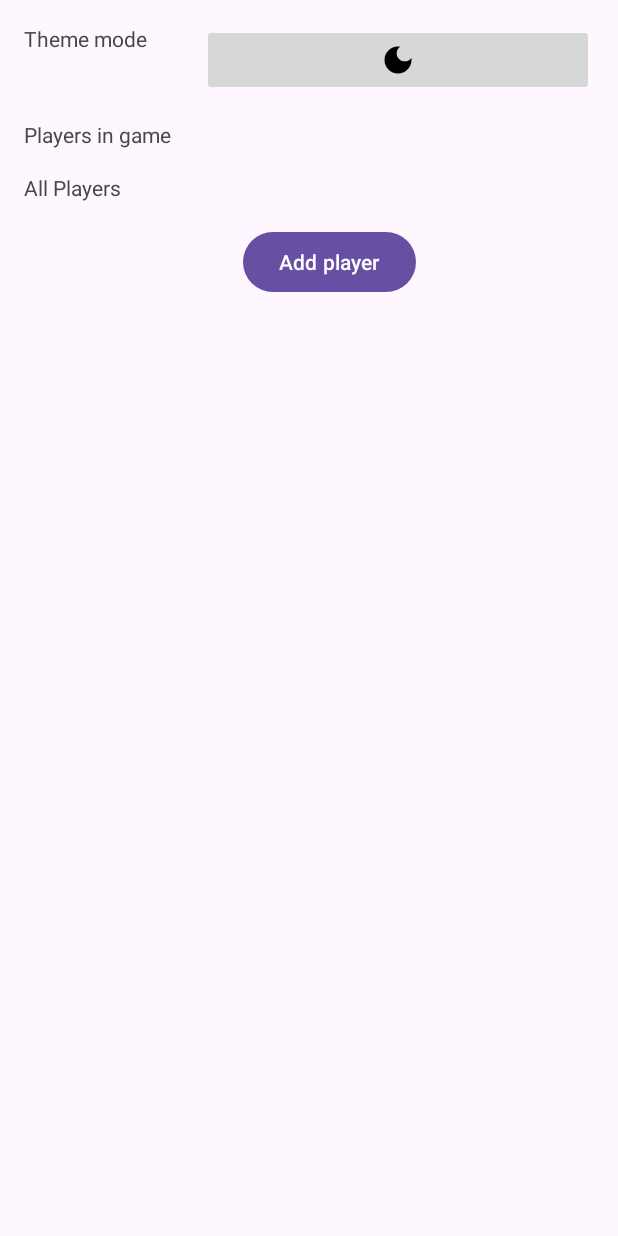
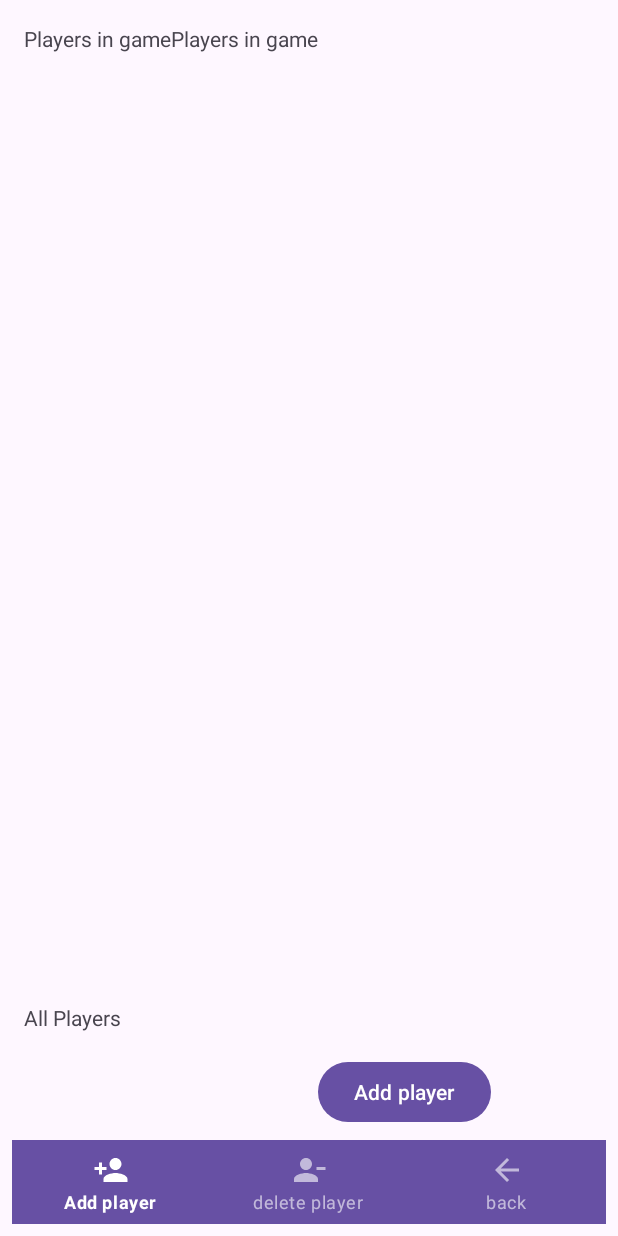
Before and after one commit to exxuslee/MunchkinSimpleCounter, an Android app: the SettingFragment screen opened through its navigation route, on a phone screen of 412 x 824 dp. Run offline under Robolectric (Android 15) with nearby library versions, the phone set to English and light mode, and no system bars; our stand-ins replace Room's generated code, navigation-ui.

Commit message:
config second layout

```diff
--- /dev/null
+++ b/app/src/main/res/drawable/ic_baseline_arrow_back_24.xml
@@ -0,0 +1,5 @@
+<vector android:autoMirrored="true" android:height="24dp"
+    android:tint="#000000" android:viewportHeight="24"
+    android:viewportWidth="24" android:width="24dp" xmlns:android="http://schemas.android.com/apk/res/android">
+    <path android:fillColor="@android:color/white" android:pathData="M20,11H7.83l5.59,-5.59L12,4l-8,8 8,8 1.41,-1.41L7.83,13H20v-2z"/>
+</vector>
--- /dev/null
+++ b/app/src/main/res/drawable/ic_baseline_person_add_24.xml
@@ -0,0 +1,5 @@
+<vector android:height="24dp" android:tint="#000000"
+    android:viewportHeight="24" android:viewportWidth="24"
+    android:width="24dp" xmlns:android="http://schemas.android.com/apk/res/android">
+    <path android:fillColor="@android:color/white" android:pathData="M15,12c2.21,0 4,-1.79 4,-4s-1.79,-4 -4,-4 -4,1.79 -4,4 1.79,4 4,4zM6,10L6,7L4,7v3L1,10v2h3v3h2v-3h3v-2L6,10zM15,14c-2.67,0 -8,1.34 -8,4v2h16v-2c0,-2.66 -5.33,-4 -8,-4z"/>
+</vector>
--- /dev/null
+++ b/app/src/main/res/drawable/ic_baseline_person_remove_24.xml
@@ -0,0 +1,5 @@
+<vector android:height="24dp" android:tint="#000000"
+    android:viewportHeight="24" android:viewportWidth="24"
+    android:width="24dp" xmlns:android="http://schemas.android.com/apk/res/android">
+    <path android:fillColor="@android:color/white" android:pathData="M14,8c0,-2.21 -1.79,-4 -4,-4S6,5.79 6,8s1.79,4 4,4S14,10.21 14,8zM17,10v2h6v-2H17zM2,18v2h16v-2c0,-2.66 -5.33,-4 -8,-4S2,15.34 2,18z"/>
+</vector>
--- a/app/src/main/res/layout/fragment_first.xml
+++ b/app/src/main/res/layout/fragment_first.xml
@@ -18,7 +18,7 @@
         tools:listitem="@layout/recycler_fist" />
 
     <com.google.android.material.bottomnavigation.BottomNavigationView
-        android:id="@+id/bottom_navigation_setting"
+        android:id="@+id/bottom_navigation_second"
         style="@style/Widget.MaterialComponents.BottomNavigationView.Colored"
         android:layout_width="match_parent"
         android:layout_height="wrap_content"
--- a/app/src/main/res/layout/fragment_second.xml
+++ b/app/src/main/res/layout/fragment_second.xml
@@ -1,35 +1,23 @@
 <?xml version="1.0" encoding="utf-8"?>
 <TableLayout xmlns:android="http://schemas.android.com/apk/res/android"
     xmlns:tools="http://schemas.android.com/tools"
+    xmlns:app="http://schemas.android.com/apk/res-auto"
     android:layout_width="match_parent"
     android:layout_height="match_parent"
     android:padding="8dp"
     tools:context=".ui.SettingFragment">
 
-    <TableRow
-        android:layout_width="fill_parent"
-        android:layout_height="fill_parent"
-        android:padding="8dp">
+
+    <TableRow android:padding="8dp"
+        android:layout_weight="1">
         <TextView
-            android:id="@+id/textView"
+            android:id="@+id/textView2"
             android:layout_width="wrap_content"
             android:layout_height="wrap_content"
-            android:layout_weight="1"
-            android:text="@string/themeMode" />
+            android:text="@string/onlinePlayers" />
 
-        <ImageButton
-            android:id="@+id/imageButton"
-            android:layout_width="wrap_content"
-            android:layout_height="wrap_content"
-            android:layout_weight="10"
-            android:contentDescription="@string/darkButton"
-            android:minHeight="48dp"
-            android:src="@drawable/ic_baseline_dark_mode_24" />
-    </TableRow>
-
-    <TableRow android:padding="8dp">
         <TextView
-            android:id="@+id/textView2"
+            android:id="@+id/textView5"
             android:layout_width="wrap_content"
             android:layout_height="wrap_content"
             android:text="@string/onlinePlayers" />
@@ -55,4 +43,11 @@
             android:text="@string/add_player" />
     </TableRow>
 
+    <com.google.android.material.bottomnavigation.BottomNavigationView
+        android:id="@+id/bottom_navigation_second"
+        style="@style/Widget.MaterialComponents.BottomNavigationView.Colored"
+        android:layout_width="match_parent"
+        android:layout_height="wrap_content"
+        app:menu="@menu/menu_settings" />
+
 </TableLayout>
--- /dev/null
+++ b/app/src/main/res/menu/menu_settings.xml
@@ -0,0 +1,20 @@
+<?xml version="1.0" encoding="utf-8"?>
+<menu xmlns:android="http://schemas.android.com/apk/res/android">
+
+    <item
+        android:id="@+id/addPlayer"
+        android:enabled="true"
+        android:icon="@drawable/ic_baseline_person_add_24"
+        android:title="@string/add_player" />
+    <item
+        android:id="@+id/delPlayer"
+        android:enabled="true"
+        android:icon="@drawable/ic_baseline_person_remove_24"
+        android:title="@string/delPlayer" />
+    <item
+        android:id="@+id/back"
+        android:enabled="true"
+        android:icon="@drawable/ic_baseline_arrow_back_24"
+        android:title="@string/back" />
+
+</menu>
--- a/app/src/main/res/menu/settings.xml
+++ b/app/src/main/res/menu/settings.xml
@@ -12,6 +12,11 @@
         android:icon="@drawable/ic_baseline_settings_24"
         android:title="@string/settings" />
     <item
+        android:id="@+id/darkMode"
+        android:enabled="true"
+        android:icon="@drawable/ic_baseline_dark_mode_24"
+        android:title="@string/themeMode" />
+    <item
         android:id="@+id/about"
         android:enabled="true"
         android:icon="@drawable/ic_baseline_star_border_24"
--- a/app/src/main/res/values/strings.xml
+++ b/app/src/main/res/values/strings.xml
@@ -60,4 +60,6 @@
     <string name="name">📛</string>
     <string name="level">🥇</string>
     <string name="bonus">⚔️</string>
+    <string name="delPlayer">delete player</string>
+    <string name="back">back</string>
 </resources>
```
Also changed, not shown: app/src/main/java/com/exxuslee/MainActivity.kt (+0 -48 lines), app/src/main/java/com/exxuslee/ui/MainFragment.kt (+14 -20 lines), app/src/main/java/com/exxuslee/ui/SettingFragment.kt (+12 -1 lines).
